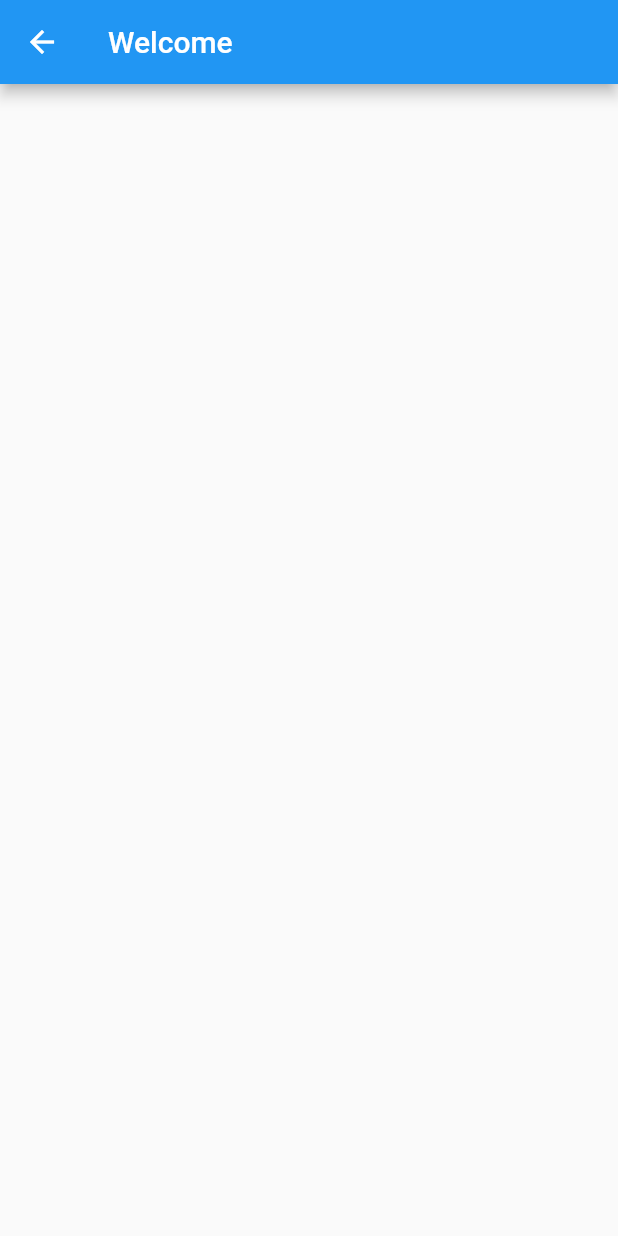
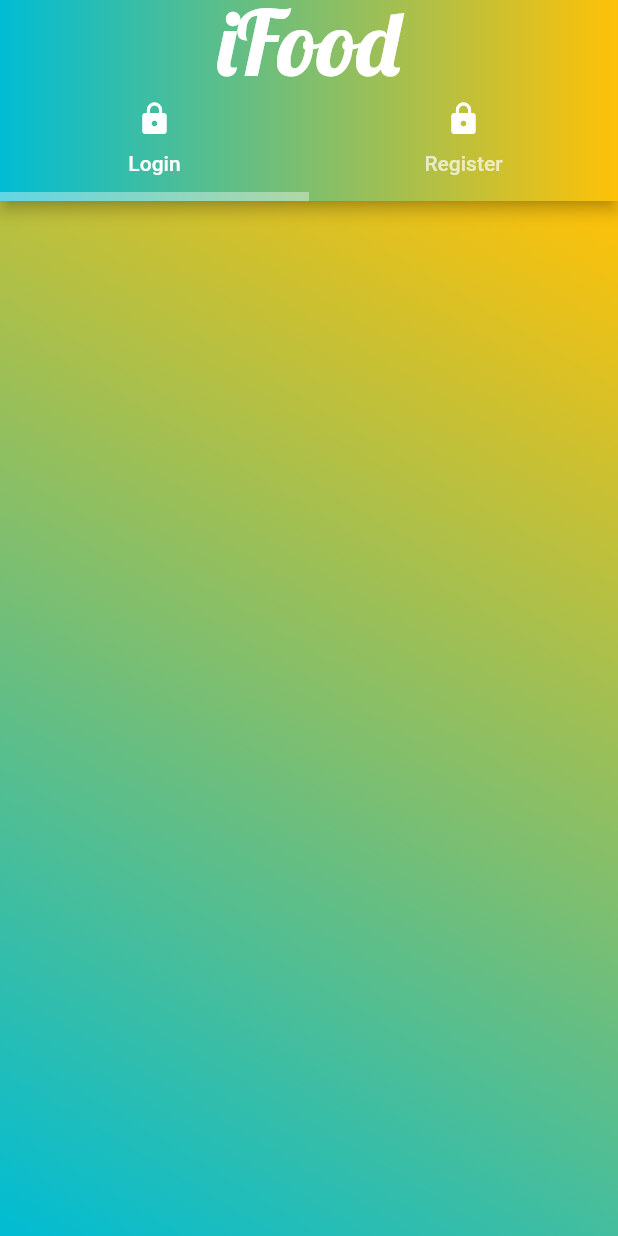
Before and after one commit to quangkhatran/sellers_app, a Flutter app: the AuthScreen screen opened directly, on a phone screen of 412 x 824 dp. Run offline on Flutter 3.47's test engine with Material 2 defaults, Android fonts, the phone set to English and light mode, and no system bars.

Commit message:
add Tab Bar View for Login and SignUp

```diff
--- a/lib/authentication/auth_screen.dart
+++ b/lib/authentication/auth_screen.dart
@@ -1,4 +1,6 @@
 import 'package:flutter/material.dart';
+import 'package:sellers_app/authentication/login.dart';
+import 'package:sellers_app/authentication/register.dart';
 
 class AuthScreen extends StatefulWidget {
   const AuthScreen({Key? key}) : super(key: key);
@@ -10,9 +12,64 @@ class AuthScreen extends StatefulWidget {
 class _AuthScreenState extends State<AuthScreen> {
   @override
   Widget build(BuildContext context) {
-    return Scaffold(
-      appBar: AppBar(
-        title: const Text('Welcome'),
+    return DefaultTabController(
+      length: 2,
+      child: Scaffold(
+        appBar: AppBar(
+            flexibleSpace: Container(
+              decoration: const BoxDecoration(
+                gradient: LinearGradient(
+                  colors: [
+                    Colors.cyan,
+                    Colors.amber,
+                  ],
+                  begin: FractionalOffset(0.0, 0.0),
+                  end: FractionalOffset(1.0, 0.0),
+                  stops: [0.0, 1.0],
+                  tileMode: TileMode.clamp,
+                ),
+              ),
+            ),
+            automaticallyImplyLeading: false,
+            title: const Text(
+              'iFood',
+              style: TextStyle(
+                fontSize: 60,
+                color: Colors.white,
+                fontFamily: 'Lobster',
+              ),
+            ),
+            centerTitle: true,
+            bottom: const TabBar(
+              tabs: [
+                Tab(
+                  icon: Icon(Icons.lock, color: Colors.white),
+                  text: 'Login',
+                ),
+                Tab(
+                  icon: Icon(Icons.lock, color: Colors.white),
+                  text: 'Register',
+                ),
+              ],
+              indicatorColor: Colors.white38,
+              indicatorWeight: 6,
+            )),
+        body: Container(
+            decoration: const BoxDecoration(
+              gradient: LinearGradient(
+                  begin: Alignment.topRight,
+                  end: Alignment.bottomLeft,
+                  colors: [
+                    Colors.amber,
+                    Colors.cyan,
+                  ]),
+            ),
+            child: const TabBarView(
+              children: [
+                LoginScreen(),
+                RegisterScreen(),
+              ],
+            )),
       ),
     );
   }
--- /dev/null
+++ b/lib/authentication/login.dart
@@ -0,0 +1,15 @@
+import 'package:flutter/material.dart';
+
+class LoginScreen extends StatefulWidget {
+  const LoginScreen({Key? key}) : super(key: key);
+
+  @override
+  State<LoginScreen> createState() => _LoginScreenState();
+}
+
+class _LoginScreenState extends State<LoginScreen> {
+  @override
+  Widget build(BuildContext context) {
+    return Container();
+  }
+}
--- /dev/null
+++ b/lib/authentication/register.dart
@@ -0,0 +1,15 @@
+import 'package:flutter/material.dart';
+
+class RegisterScreen extends StatefulWidget {
+  const RegisterScreen({Key? key}) : super(key: key);
+
+  @override
+  State<RegisterScreen> createState() => _RegisterScreenState();
+}
+
+class _RegisterScreenState extends State<RegisterScreen> {
+  @override
+  Widget build(BuildContext context) {
+    return Container();
+  }
+}
```
